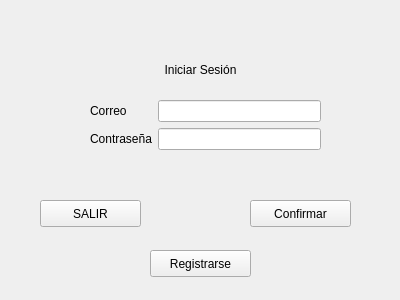
Above: login.ui from R0otDrigo/SIT-Core before the change. Below: the same form after it.
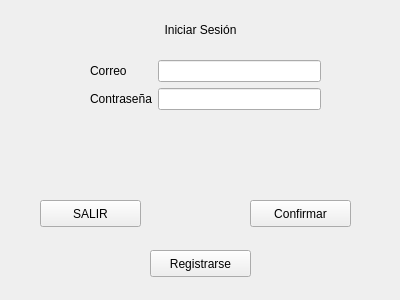
That is the form after the change.

Commit message: Usando herencia para las paginas de cada uno. Login y Registro reparados

```diff
--- a/login.ui
+++ b/login.ui
@@ -17,7 +17,7 @@
    <property name="geometry">
     <rect>
      <x>90</x>
-     <y>100</y>
+     <y>60</y>
      <width>231</width>
      <height>71</height>
     </rect>
@@ -49,7 +49,7 @@
    <property name="geometry">
     <rect>
      <x>110</x>
-     <y>60</y>
+     <y>20</y>
      <width>181</width>
      <height>19</height>
     </rect>
@@ -96,10 +96,10 @@
   <widget class="QLabel" name="info">
    <property name="geometry">
     <rect>
-     <x>160</x>
-     <y>100</y>
-     <width>78</width>
-     <height>19</height>
+     <x>27</x>
+     <y>140</y>
+     <width>341</width>
+     <height>51</height>
     </rect>
    </property>
    <property name="text">
```
The commit also changes 14 other files.
